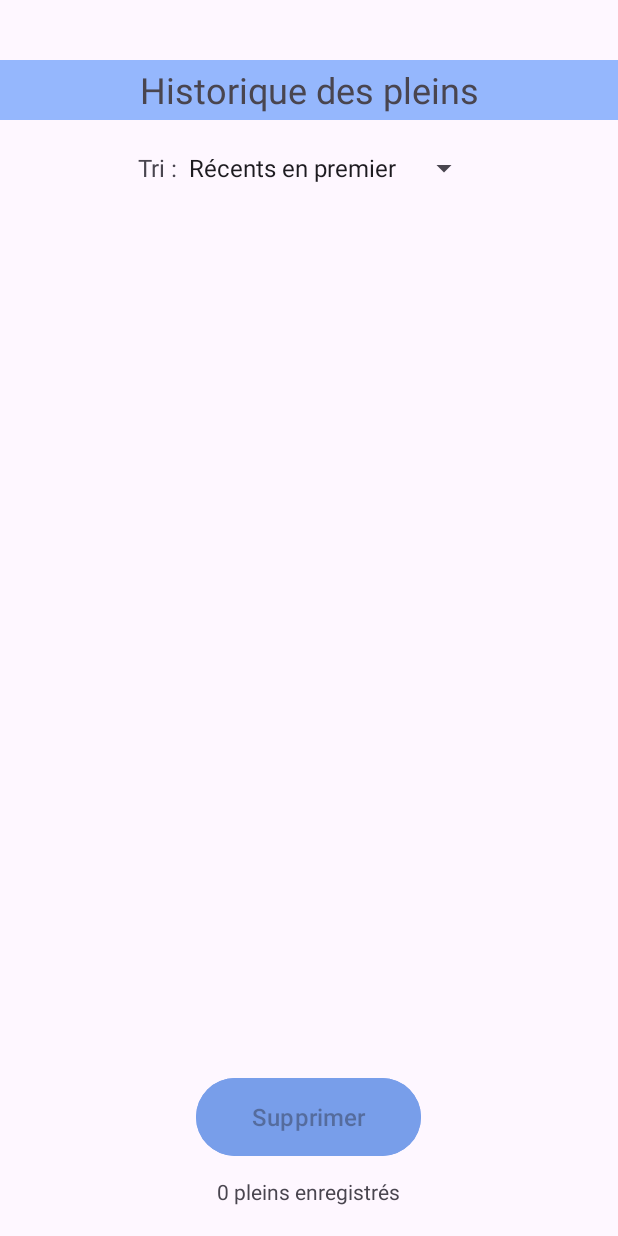
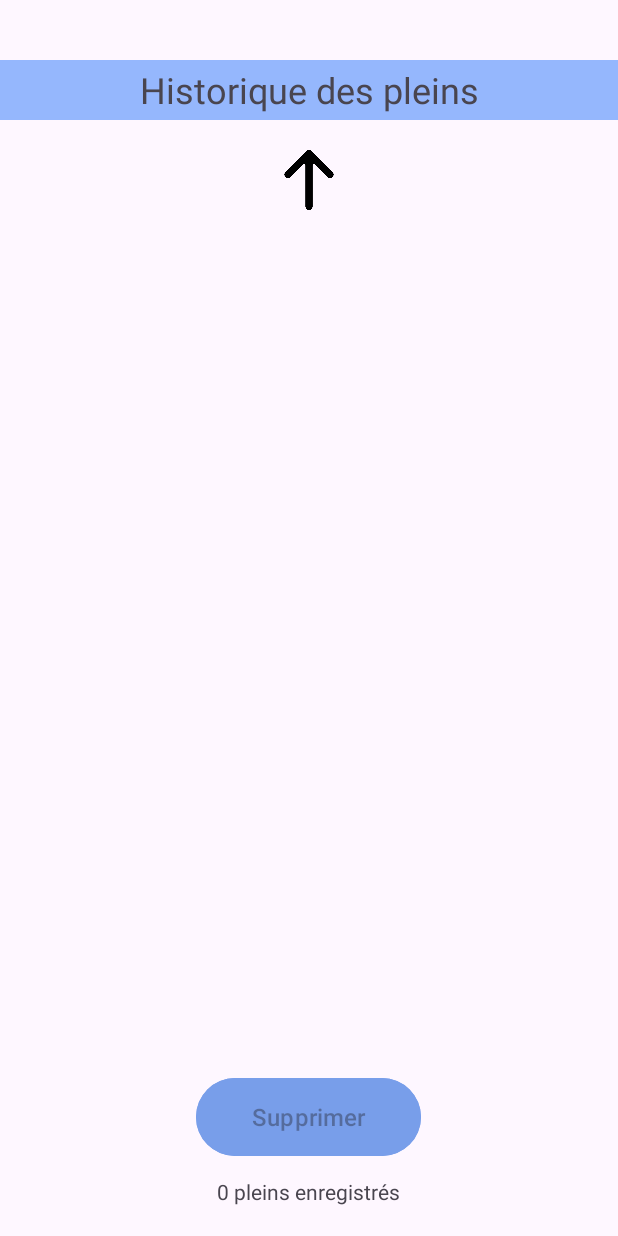
Before and after one commit to Bisouke/appli2, an Android app: the ActivityHistorique2 screen opened directly, with no data from a screen before it, on a phone screen of 412 x 824 dp. Run offline under Robolectric (Android 15) with nearby library versions, the light colour scheme and no system bars.

Commit message:
tri historique pleins croissant décroissant fonctionnel

```diff
--- a/app/src/main/java/com/example/appli2/ActivityHistorique2.java
+++ b/app/src/main/java/com/example/appli2/ActivityHistorique2.java
@@ -4,6 +4,7 @@ import android.graphics.Color;
 import android.graphics.drawable.ColorDrawable;
 import android.graphics.drawable.Drawable;
 import android.os.Bundle;
+import android.util.Log;
 import android.view.LayoutInflater;
 import android.view.View;
 import android.widget.AdapterView;
@@ -11,6 +12,7 @@ import android.widget.Button;
 import android.widget.LinearLayout;
 import android.widget.Spinner;
 import android.widget.TextView;
+import android.widget.ToggleButton;
 
 import androidx.activity.EdgeToEdge;
 import androidx.annotation.Nullable;
@@ -32,11 +34,10 @@ public class ActivityHistorique2 extends AppCompatActivity {
 
     private Button buttonSupprimer;
     private TextView textViewNbPlein;
-    private Spinner spinnerTriHistorique;
-    LinearLayout linearLayoutHistorique, itemLinearLayout;
-    GasDataCollection gasdataCollec;
-    @Nullable
-    View selected_view;
+    private ToggleButton toggleButton_tri;
+    private LinearLayout linearLayoutHistorique, itemLinearLayout;
+    private GasDataCollection gasdataCollec;
+    private View selected_view;
 
     // View list containing each inflated views
     private List<View> inflated_view_list;
@@ -58,8 +59,8 @@ public class ActivityHistorique2 extends AppCompatActivity {
             return insets;
         });
 
-        // Spinner
-        spinnerTriHistorique = findViewById(R.id.spinnerTriHistorique);
+        // Toggle button
+        toggleButton_tri = findViewById(R.id.toggleButton_tri);
         // Button
         buttonSupprimer = findViewById(R.id.buttonSupprimerHistorique);
         // TextView
@@ -77,159 +78,8 @@ public class ActivityHistorique2 extends AppCompatActivity {
 
 
 
-        View.OnClickListener listener = new View.OnClickListener()
-        {
-            @Override
-            public void onClick(View v) {
 
-//                int color, alpha = 0;
-//
-//                // get background color
-//                Drawable background = v.getBackground();
-//
-//                if (background instanceof ColorDrawable) {
-//                    // convert Drawable to ColorDrawable
-//                    color = ((ColorDrawable) background).getColor();
-//                    // get alpha channel
-//                    alpha = Color.alpha(color);
-//                }
-
-                // remove background color for each inflated view
-                for (View view : inflated_view_list)
-                {
-                    // alpha to 0 : invisible color
-                    view.setBackgroundColor(Color.argb(0,149,183,253));
-                }
-
-                // set background color on the clicked view
-                v.setBackgroundColor(Color.argb(127,149,183,253));
-
-                // change selected view
-                selected_view = v;
-
-                // enable delete button
-                buttonSupprimer.setEnabled(true);
-            }
-        };
-
-
-        //          INFLATE NEW VIEW IN LINEAR LAYOUT
-
-        // create the inflater
-        LayoutInflater inflater = LayoutInflater.from(this);
-
-        // get the gas data list from GasDataCollection class
-        List<GasData> list = gasdataCollec.getAllGasData(GasDataCollection.EARLIEST_TOP);
-
-        inflated_view_list = new ArrayList<>();
-
-        // CREATE, ADD, MODIFY THE INFLATED VIEW
-        for (GasData gasdata : list)
-        // for each gas data
-        {
-            // inflate the view "item_historique_plein"
-            View inflated_view = inflater.inflate(R.layout.item_historique_plein,
-                    linearLayoutHistorique, false);
-
-            // add the view to the list view
-            inflated_view_list.add(inflated_view);
-
-            // FIND INNER VIEWS
-            // ligne 1
-            TextView textViewItemHist_ligne1 =
-                    inflated_view.findViewById(R.id.textViewItemHist_ligne1);
-            // ligne 2
-            TextView textViewItemHist_ligne2 =
-                    inflated_view.findViewById(R.id.textViewItemHist_ligne2);
-            // prix
-            TextView textViewItemHist_prix =
-                    inflated_view.findViewById(R.id.textViewItemHist_prix);
-            // temps
-            TextView textViewItemHist_temps =
-                    inflated_view.findViewById(R.id.textViewItemHist_temps);
-            // color
-            View textViewItemHist_color =
-                    inflated_view.findViewById(R.id.textViewItemHist_color);
-
-            // MODIFY INNER VIEWS VALUES
-
-            // volume + fuel
-            textViewItemHist_ligne1.setText(gasdata.getVolume() + "L de " + gasdata.getFuel());
-
-            // liter price + date
-            textViewItemHist_ligne2.setText(gasdata.getPrice_liter() + " €/L  "
-                    + gasdata.getDateStr());
-
-            // price
-            textViewItemHist_prix.setText(gasdata.getTotal_price() + " €");
-
-            // time elapsed
-            LocalDate current_time = LocalDate.now();
-            long daysBetween = ChronoUnit.DAYS.between(gasdata.getDate(), current_time);
-            long monthsBetween = ChronoUnit.MONTHS.between(gasdata.getDate(), current_time);
-            long yearsBetween = ChronoUnit.YEARS.between(gasdata.getDate(), current_time);
-
-            if (daysBetween == 0)
-            {
-                // use "today"
-                textViewItemHist_temps.setText("aujourd'hui");
-            }
-            else if (daysBetween <= 31)
-            {
-                // use days
-                textViewItemHist_temps.setText("il y a " + daysBetween + " jours");
-            }
-            else if (monthsBetween < 12)
-            {
-                // use months
-                textViewItemHist_temps.setText("il y a " + monthsBetween + " mois");
-            }
-            else
-            {
-                // use year
-                textViewItemHist_temps.setText("il y a " + yearsBetween + " ans");
-            }
-
-
-
-            // fuel color
-            switch (gasdata.getFuel())
-            {
-                case "SP98":
-                    textViewItemHist_color.setBackgroundColor(
-                            Color.parseColor("#44ba56")); // SP98 green
-                    break;
-
-                case "S95":
-                    textViewItemHist_color.setBackgroundColor(
-                            Color.parseColor("#44ba56")); // SP95 green
-                    break;
-
-                case "SP95E10":
-                    textViewItemHist_color.setBackgroundColor(
-                            Color.parseColor("#44ba56")); // SP95 green
-                    break;
-
-                case "E85":
-                    textViewItemHist_color.setBackgroundColor(
-                            Color.parseColor("#0170dd")); // E85 blue
-                    break;
-
-                case "DIESEL":
-                    textViewItemHist_color.setBackgroundColor(
-                            Color.parseColor("#fedc01")); // Diesel yellow
-                    break;
-            }
-
-            // add the view to the linear layout
-            linearLayoutHistorique.addView(inflated_view);
-
-            // set click listener
-            inflated_view.setOnClickListener(listener);
-
-        }
-
-
+        inflateGasDataViews();
 
 
                         /******************************************************
@@ -237,18 +87,37 @@ public class ActivityHistorique2 extends AppCompatActivity {
                         *******************************************************/
 
 
-        buttonSupprimer.setOnClickListener(v -> {
-            // deleteGasData();
-        });
+        buttonSupprimer.setOnClickListener(new View.OnClickListener()   {
+               @Override
+               public void onClick(View v)
+               {
+                   linearLayoutHistorique.removeAllViews();
+               }
+           });
 
-        spinnerTriHistorique.setOnItemSelectedListener(new AdapterView.OnItemSelectedListener() {
+
+        toggleButton_tri.setOnClickListener(new View.OnClickListener() {
             @Override
-            public void onItemSelected(AdapterView<?> parent, View view, int position, long id) {
-            }
+            public void onClick(View v)
+            {
+                // get button state
+                boolean isSelected = toggleButton_tri.isSelected();
 
-            @Override
-            public void onNothingSelected(AdapterView<?> parent) {
+                // change background ressrouce
+                if (isSelected)
+                {
+                    toggleButton_tri.setBackgroundResource(R.drawable.up_arrow);
+                }
+                else
+                {
+                    toggleButton_tri.setBackgroundResource(R.drawable.down_arrow);
+                }
 
+                // reverse button state for next click
+                toggleButton_tri.setSelected(!isSelected);
+
+                // update gas data list view
+                inflateGasDataViews();
             }
         });
 
@@ -294,6 +163,174 @@ public class ActivityHistorique2 extends AppCompatActivity {
 //        adapter.notifyDataSetChanged(); // update listView
     }
 
+    public void inflateGasDataViews()
+    // INFLATE NEW VIEWS IN LINEAR LAYOUT
+    {
+
+        // clean all existing views inside the vertical layout
+        linearLayoutHistorique.removeAllViews();
+
+        // click listener on the whole view
+        View.OnClickListener listener = new View.OnClickListener()
+        {
+            @Override
+            public void onClick(View v) {
+
+//                int color, alpha = 0;
+//
+//                // get background color
+//                Drawable background = v.getBackground();
+//
+//                if (background instanceof ColorDrawable) {
+//                    // convert Drawable to ColorDrawable
+//                    color = ((ColorDrawable) background).getColor();
+//                    // get alpha channel
+//                    alpha = Color.alpha(color);
+//                }
+
+                // remove background color for each inflated view
+                for (View view : inflated_view_list)
+                {
+                    // alpha to 0 : invisible color
+                    view.setBackgroundColor(Color.argb(0,149,183,253));
+                }
+
+                // set background color on the clicked view
+                v.setBackgroundColor(Color.argb(127,149,183,253));
+
+                // change selected view
+                selected_view = v;
+
+                // enable delete button
+                buttonSupprimer.setEnabled(true);
+            }
+        };
+
+        // get the gas data list from GasDataCollection class
+        List<GasData> gasDataList;
+
+        // get user sorting type (ascendant or descending)
+
+        if (toggleButton_tri.isSelected())
+        {
+            gasDataList = gasdataCollec.getAllGasData(GasDataCollection.EARLIEST_TOP);
+        }
+        else
+        {
+            gasDataList = gasdataCollec.getAllGasData(GasDataCollection.OLDEST_TOP);
+        }
+
+        // create the inflater
+        LayoutInflater inflater = LayoutInflater.from(this);
+
+        inflated_view_list = new ArrayList<>();
+
+        // CREATE, ADD, MODIFY THE INFLATED VIEW
+        for (GasData gasdata : gasDataList)
+        // for each gas data<
+        {
+            // inflate the view "item_historique_plein"
+            View inflated_view = inflater.inflate(R.layout.item_historique_plein,
+                    linearLayoutHistorique, false);
+
+            // add the view to the list view
+            inflated_view_list.add(inflated_view);
+
+            // find and modify inner views
+
+            // FIND INNER VIEWS
+            // ligne 1
+            TextView textViewItemHist_ligne1 =
+                    inflated_view.findViewById(R.id.textViewItemHist_ligne1);
+            // ligne 2
+            TextView textViewItemHist_ligne2 =
+                    inflated_view.findViewById(R.id.textViewItemHist_ligne2);
+            // prix
+            TextView textViewItemHist_prix =
+                    inflated_view.findViewById(R.id.textViewItemHist_prix);
+            // temps
+            TextView textViewItemHist_temps =
+                    inflated_view.findViewById(R.id.textViewItemHist_temps);
+            // color
+            View textViewItemHist_color =
+                    inflated_view.findViewById(R.id.textViewItemHist_color);
+
+            // MODIFY INNER VIEWS VALUES
+            // volume + fuel
+            textViewItemHist_ligne1.setText(gasdata.getVolume() + "L de " + gasdata.getFuel());
+
+            // liter price + date
+            textViewItemHist_ligne2.setText(gasdata.getPrice_liter() + " €/L  "
+                    + gasdata.getDateStr());
+
+            // price
+            textViewItemHist_prix.setText(gasdata.getTotal_price() + " €");
+
+            // time elapsed
+            LocalDate current_time = LocalDate.now();
+            long daysBetween = ChronoUnit.DAYS.between(gasdata.getDate(), current_time);
+            long monthsBetween = ChronoUnit.MONTHS.between(gasdata.getDate(), current_time);
+            long yearsBetween = ChronoUnit.YEARS.between(gasdata.getDate(), current_time);
+
+            if (daysBetween == 0)
+            {
+                // use "today"
+                textViewItemHist_temps.setText("aujourd'hui");
+            }
+            else if (daysBetween <= 31)
+            {
+                // use days
+                textViewItemHist_temps.setText("il y a " + daysBetween + " jours");
+            }
+            else if (monthsBetween < 12)
+            {
+                // use months
+                textViewItemHist_temps.setText("il y a " + monthsBetween + " mois");
+            }
+            else
+            {
+                // use year
+                textViewItemHist_temps.setText("il y a " + yearsBetween + " ans");
+            }
+
+            // fuel color
+            switch (gasdata.getFuel())
+            {
+                case "SP98":
+                    textViewItemHist_color.setBackgroundColor(
+                            Color.parseColor("#44ba56")); // SP98 green
+                    break;
+
+                case "S95":
+                    textViewItemHist_color.setBackgroundColor(
+                            Color.parseColor("#44ba56")); // SP95 green
+                    break;
+
+                case "SP95E10":
+                    textViewItemHist_color.setBackgroundColor(
+                            Color.parseColor("#44ba56")); // SP95 green
+                    break;
+
+                case "E85":
+                    textViewItemHist_color.setBackgroundColor(
+                            Color.parseColor("#0170dd")); // E85 blue
+                    break;
+
+                case "DIESEL":
+                    textViewItemHist_color.setBackgroundColor(
+                            Color.parseColor("#fedc01")); // Diesel yellow
+                    break;
+            }
+
+            // add the view to the linear layout
+            linearLayoutHistorique.addView(inflated_view);
+
+            // set click listener
+            inflated_view.setOnClickListener(listener);
+
+        }
+    }
+
 
 
 }
--- a/app/src/main/res/layout/activity_historique2.xml
+++ b/app/src/main/res/layout/activity_historique2.xml
@@ -29,30 +29,14 @@
             android:text="Historique des pleins"
             android:textSize="24sp" />
 
-        <LinearLayout
-            android:layout_width="wrap_content"
-            android:layout_height="wrap_content"
-            android:layout_gravity="center_horizontal"
-            android:orientation="horizontal">
-
-            <TextView
-                android:id="@+id/textView6"
-                android:layout_width="wrap_content"
-                android:layout_height="30dp"
-                android:layout_weight="1"
-                android:gravity="right"
-                android:text="Tri :"
-                android:textSize="16sp" />
-
-            <Spinner
-                android:id="@+id/spinnerTriHistorique"
-                android:layout_width="wrap_content"
-                android:layout_height="wrap_content"
-                android:layout_weight="1"
-                android:entries="@array/mon_spinner_array"
-                android:gravity="left" />
-
-        </LinearLayout>
+        <ToggleButton
+            android:id="@+id/toggleButton_tri"
+            android:layout_width="40sp"
+            android:layout_height="40sp"
+            android:background="@drawable/up_arrow"
+            android:text=""
+            android:textOff=""
+            android:textOn="" />
 
         <ScrollView
             android:layout_width="match_parent"
```
Also changed, not shown: app/src/main/res/drawable/down_arrow.png (added), app/src/main/res/drawable/up_arrow.png (added).
